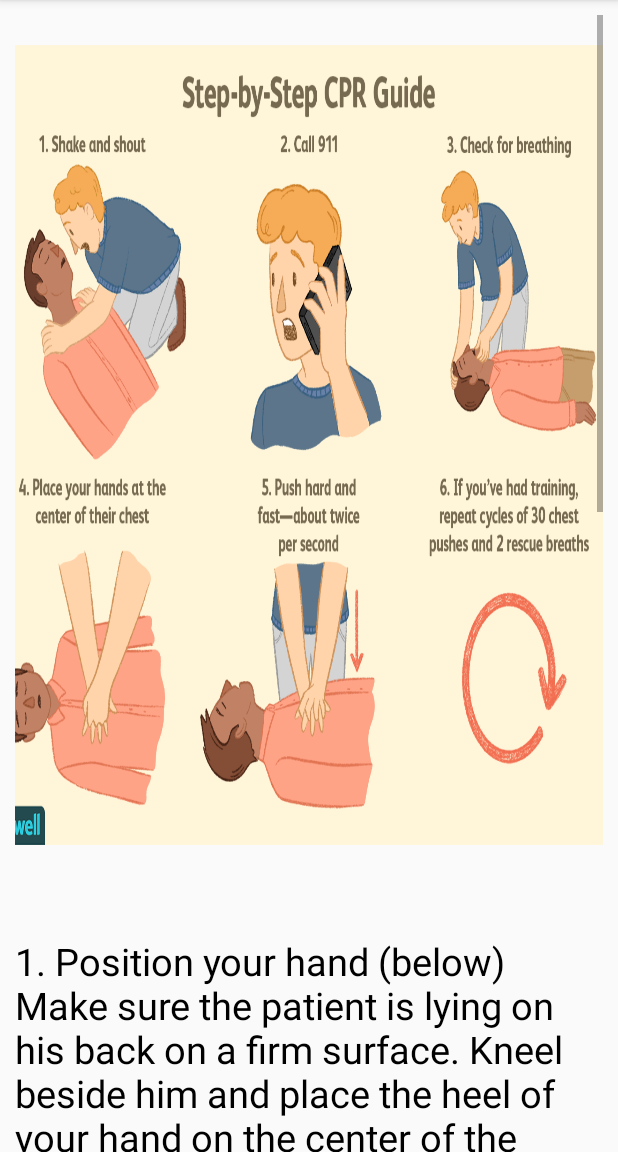
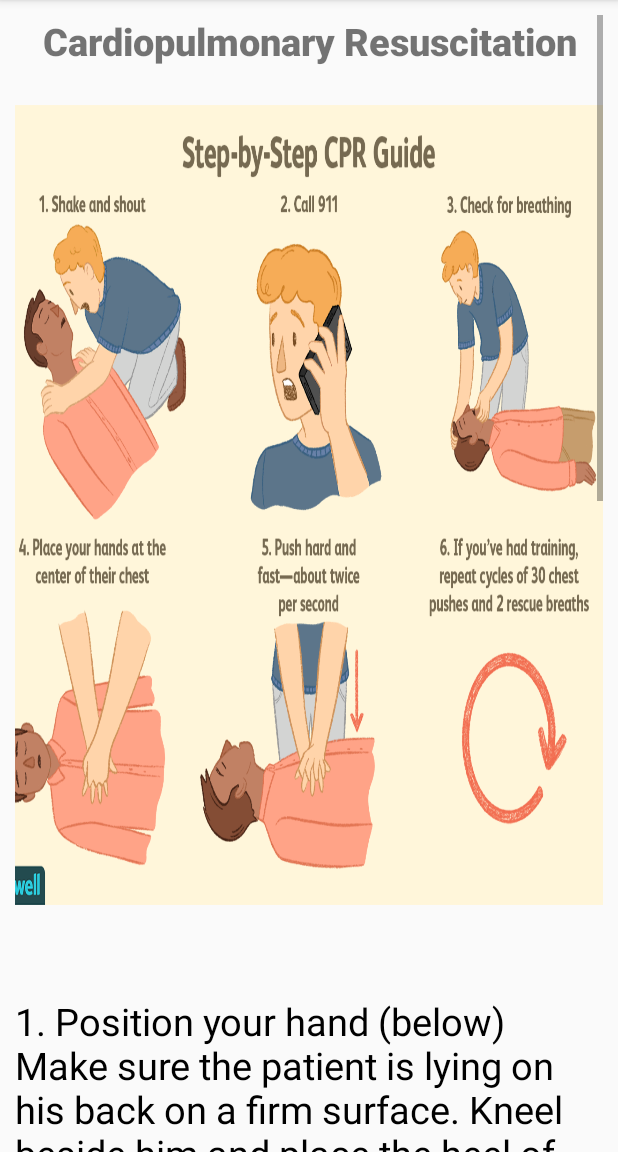
Before and after one commit to Azmary-mahi/First-Aid, an Android app: the cpr screen opened directly, with no data from a screen before it, on a phone screen of 412 x 824 dp, the part 84-1236 px from its top. Run offline under Robolectric (Android 15) with nearby library versions, the phone set to English and light mode, and no system bars.

Commit message:
commit 24

```diff
--- a/app/src/main/res/layout/activity_cpr.xml
+++ b/app/src/main/res/layout/activity_cpr.xml
@@ -17,6 +17,15 @@
         android:layout_width="wrap_content"
         android:layout_height="wrap_content"
         android:orientation="vertical">
+        <TextView
+            android:layout_width="match_parent"
+            android:layout_height="40dp"
+            android:text="Cardiopulmonary Resuscitation"
+            android:textSize="25dp"
+            android:textAlignment="center"
+            android:gravity="center_horizontal"
+            android:fontFamily="sans-serif-black"
+            />
         <ImageView
             android:layout_width="match_parent"
             android:layout_height="800px"
--- a/app/src/main/res/layout/activity_heartattack.xml
+++ b/app/src/main/res/layout/activity_heartattack.xml
@@ -31,7 +31,7 @@
                 android:layout_width="match_parent"
                 android:layout_height="800px"
                 android:background="@drawable/hurtattack"
-                android:layout_marginTop="30dp"/>
+                android:layout_marginTop="10dp"/>
 
             <TextView
                 android:layout_width="match_parent"
```
